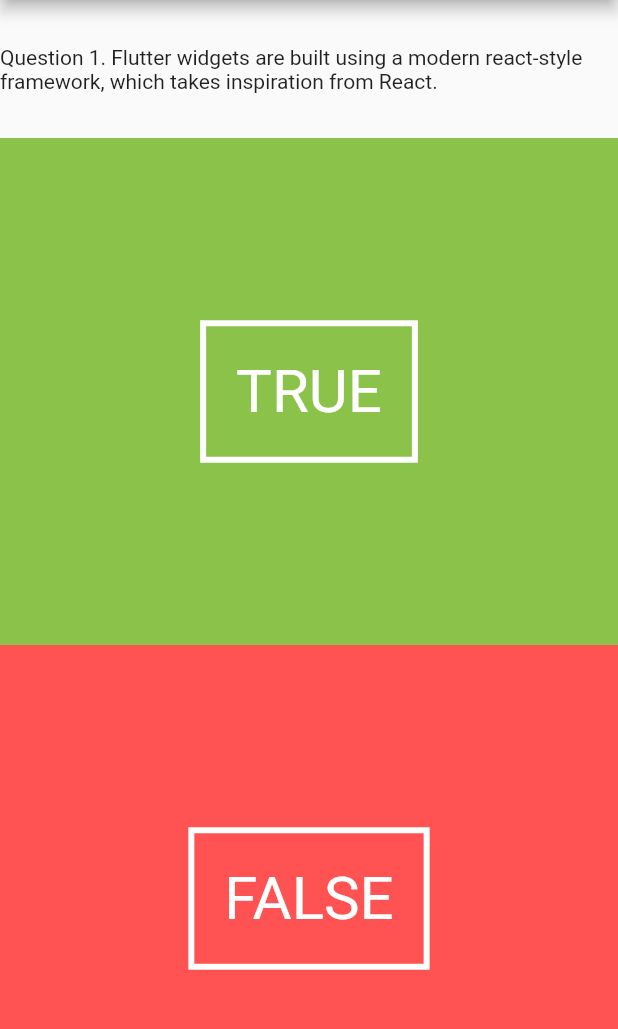
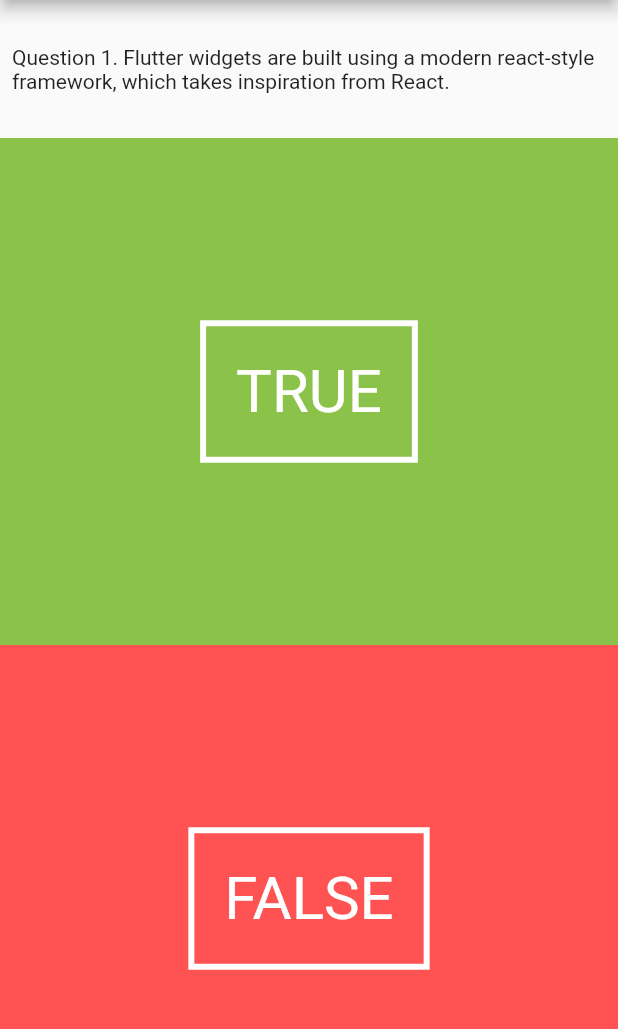
Before and after one commit to JoshMarkF/flutterhub, a Flutter app: the QuizPage screen opened by its route, on a phone screen of 412 x 824 dp, the part 84-1113 px from its top. Run offline on Flutter 3.47's test engine with Material 2 defaults, Android fonts, the phone set to English and light mode, and no system bars.

Commit message:
Added padding to question

```diff
--- a/lib/UI/question_text.dart
+++ b/lib/UI/question_text.dart
@@ -21,7 +21,7 @@ class QuestionTextState extends State<QuestionText> {
     return new Material(
         child: new Center(
       child: new Container(
-        padding: new EdgeInsets.symmetric(vertical: 30.0),
+        padding: new EdgeInsets.symmetric(vertical: 30.0, horizontal: 8),
         child: new Text(
           "Question " + widget._quesNo.toString() + ". " + widget._question,
         ),
```
